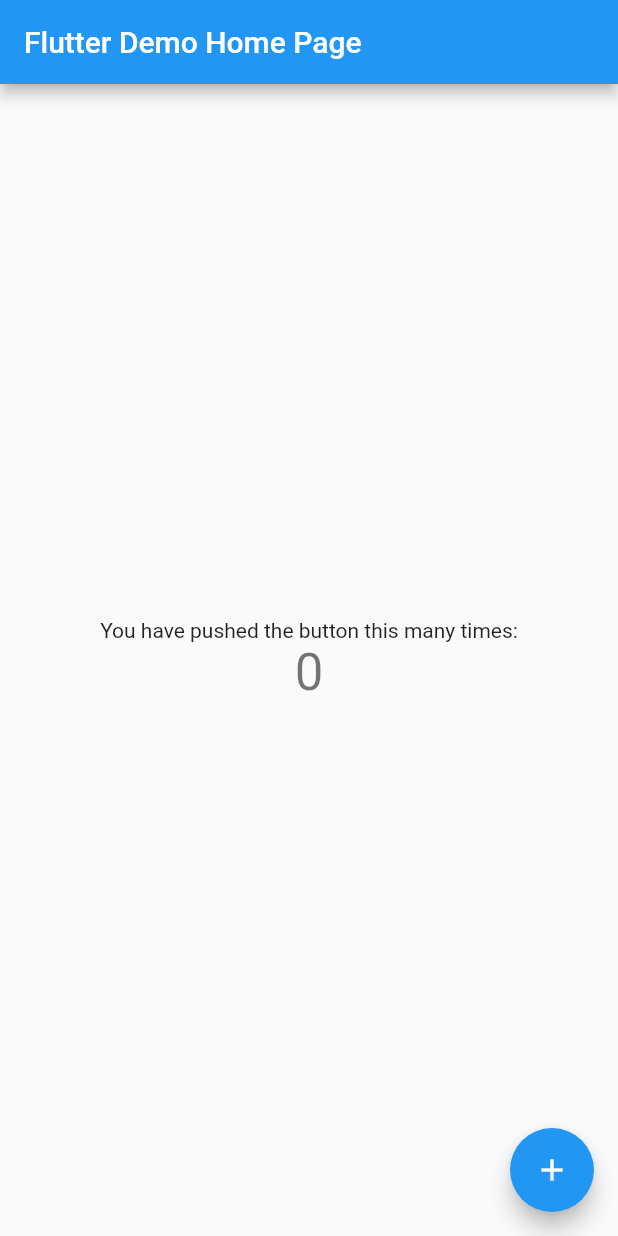
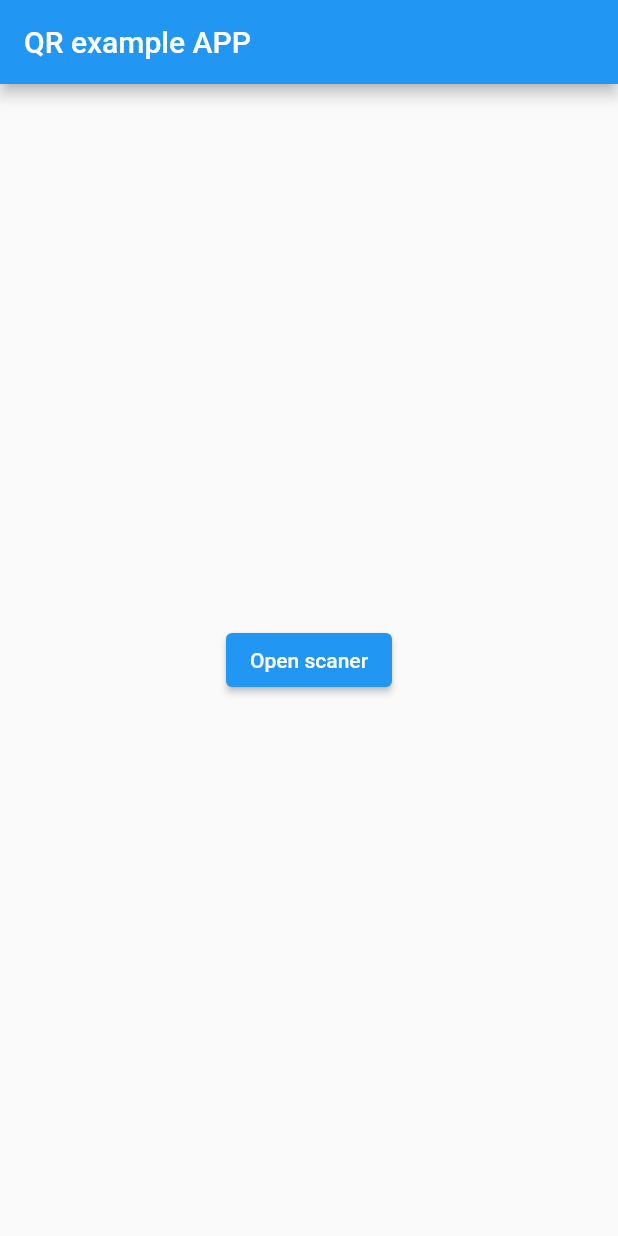
Before and after one commit to Ibrokihimbek/qr_scaner_example, a Flutter app: the screen it shows after launch, on a phone screen of 412 x 824 dp. Run offline on Flutter 3.47's test engine with Material 2 defaults, Android fonts, the phone set to English and light mode, and no system bars.

Commit message:
some changed

```diff
--- a/lib/main.dart
+++ b/lib/main.dart
@@ -1,4 +1,5 @@
 import 'package:flutter/material.dart';
+import 'package:qr_scaner_example/screens/home_page.dart';
 
 void main() {
   runApp(const MyApp());
@@ -13,103 +14,9 @@ class MyApp extends StatelessWidget {
     return MaterialApp(
       title: 'Flutter Demo',
       theme: ThemeData(
-        // This is the theme of your application.
-        //
-        // Try running your application with "flutter run". You'll see the
-        // application has a blue toolbar. Then, without quitting the app, try
-        // changing the primarySwatch below to Colors.green and then invoke
-        // "hot reload" (press "r" in the console where you ran "flutter run",
-        // or simply save your changes to "hot reload" in a Flutter IDE).
-        // Notice that the counter didn't reset back to zero; the application
-        // is not restarted.
         primarySwatch: Colors.blue,
       ),
-      home: const MyHomePage(title: 'Flutter Demo Home Page'),
+      home: HomePage(),
     );
   }
 }
-
-class MyHomePage extends StatefulWidget {
-  const MyHomePage({super.key, required this.title});
-
-  // This widget is the home page of your application. It is stateful, meaning
-  // that it has a State object (defined below) that contains fields that affect
-  // how it looks.
-
-  // This class is the configuration for the state. It holds the values (in this
-  // case the title) provided by the parent (in this case the App widget) and
-  // used by the build method of the State. Fields in a Widget subclass are
-  // always marked "final".
-
-  final String title;
-
-  @override
-  State<MyHomePage> createState() => _MyHomePageState();
-}
-
-class _MyHomePageState extends State<MyHomePage> {
-  int _counter = 0;
-
-  void _incrementCounter() {
-    setState(() {
-      // This call to setState tells the Flutter framework that something has
-      // changed in this State, which causes it to rerun the build method below
-      // so that the display can reflect the updated values. If we changed
-      // _counter without calling setState(), then the build method would not be
-      // called again, and so nothing would appear to happen.
-      _counter++;
-    });
-  }
-
-  @override
-  Widget build(BuildContext context) {
-    // This method is rerun every time setState is called, for instance as done
-    // by the _incrementCounter method above.
-    //
-    // The Flutter framework has been optimized to make rerunning build methods
-    // fast, so that you can just rebuild anything that needs updating rather
-    // than having to individually change instances of widgets.
-    return Scaffold(
-      appBar: AppBar(
-        // Here we take the value from the MyHomePage object that was created by
-        // the App.build method, and use it to set our appbar title.
-        title: Text(widget.title),
-      ),
-      body: Center(
-        // Center is a layout widget. It takes a single child and positions it
-        // in the middle of the parent.
-        child: Column(
-          // Column is also a layout widget. It takes a list of children and
-          // arranges them vertically. By default, it sizes itself to fit its
-          // children horizontally, and tries to be as tall as its parent.
-          //
-          // Invoke "debug painting" (press "p" in the console, choose the
-          // "Toggle Debug Paint" action from the Flutter Inspector in Android
-          // Studio, or the "Toggle Debug Paint" command in Visual Studio Code)
-          // to see the wireframe for each widget.
-          //
-          // Column has various properties to control how it sizes itself and
-          // how it positions its children. Here we use mainAxisAlignment to
-          // center the children vertically; the main axis here is the vertical
-          // axis because Columns are vertical (the cross axis would be
-          // horizontal).
-          mainAxisAlignment: MainAxisAlignment.center,
-          children: <Widget>[
-            const Text(
-              'You have pushed the button this many times:',
-            ),
-            Text(
-              '$_counter',
-              style: Theme.of(context).textTheme.headlineMedium,
-            ),
-          ],
-        ),
-      ),
-      floatingActionButton: FloatingActionButton(
-        onPressed: _incrementCounter,
-        tooltip: 'Increment',
-        child: const Icon(Icons.add),
-      ), // This trailing comma makes auto-formatting nicer for build methods.
-    );
-  }
-}
--- /dev/null
+++ b/lib/screens/home_page.dart
@@ -0,0 +1,28 @@
+import 'package:flutter/material.dart';
+import 'package:qr_scaner_example/screens/scaner_page.dart';
+
+class HomePage extends StatelessWidget {
+  const HomePage({super.key});
+
+  @override
+  Widget build(BuildContext context) {
+    return Scaffold(
+      appBar: AppBar(
+        title: const Text('QR example APP'),
+      ),
+      body: Center(
+        child: ElevatedButton(
+          onPressed: () {
+            Navigator.push(
+              context,
+              MaterialPageRoute(
+                builder: (_) => ScanerPage(),
+              ),
+            );
+          },
+          child: const Text('Open scaner'),
+        ),
+      ),
+    );
+  }
+}
```
Also changed, not shown: lib/screens/scaner_page.dart (added, +15 -0 lines).
